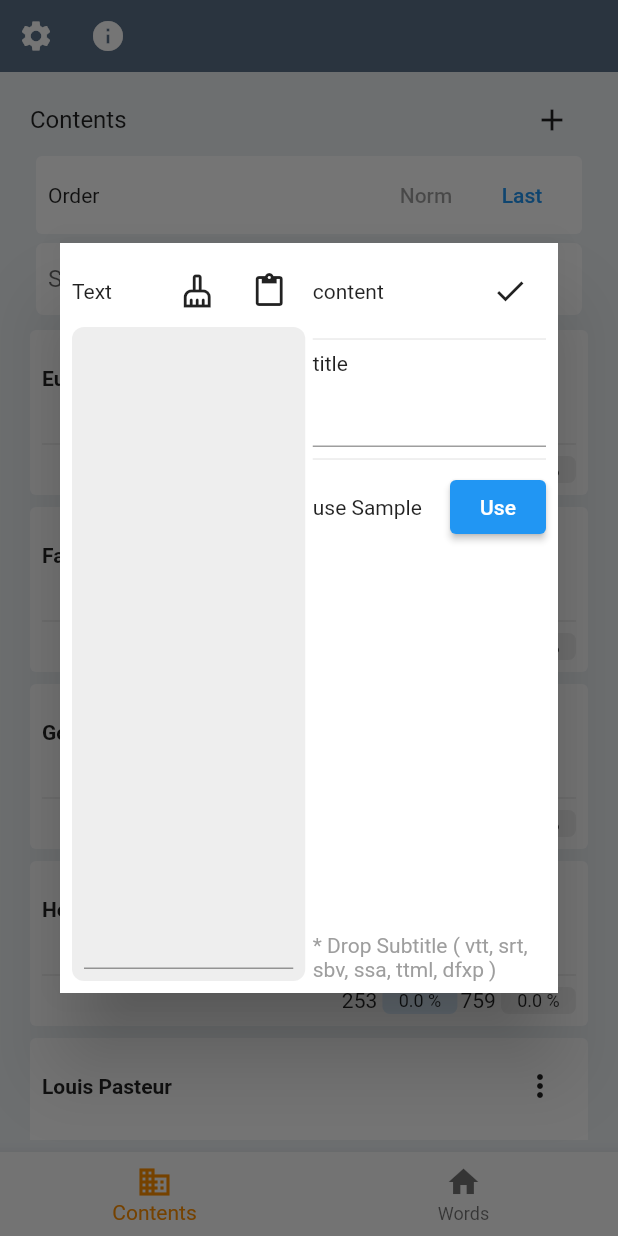
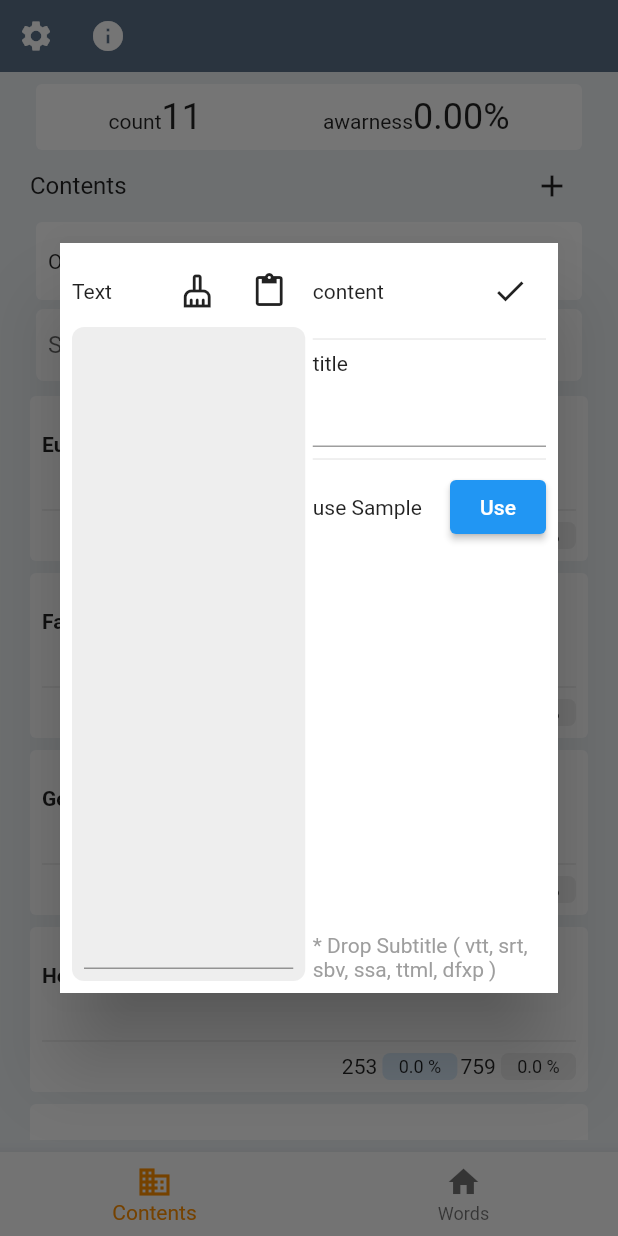
Before and after one commit to hpn33/landlearn, a Flutter app: the screen it shows after launch, after a tap on the "add" icon, on a phone screen of 412 x 824 dp. Run offline on Flutter 3.47's test engine with Material 2 defaults, Android fonts, the phone set to English and light mode, and no system bars; our stand-ins replace flutter_hooks, flutter_riverpod, hive_flutter, hooks_riverpod, moor; missing offline and left inert: desktop_drop, subtitle, translator; accounts and stored records are empty; generated files the repository leaves out were written again; project files that could hold a hidden picture were left out.

Commit message:
[ADD] mobile view: short status

```diff
--- a/lib/logic/model/content_hub.dart
+++ b/lib/logic/model/content_hub.dart
@@ -67,3 +67,15 @@ class ContentHub extends ChangeNotifier {
     notify();
   }
 }
+
+extension ContentHubExtension on ContentHub {
+  double get awarness {
+    final awarness =
+        contentNotifiers.map((e) => e.awarnessPercentOfAllWord).fold<double>(
+                  0.0,
+                  (previousValue, element) => previousValue + element,
+                ) /
+            contentNotifiers.length;
+    return awarness.isNaN ? 0.0 : awarness;
+  }
+}
--- a/lib/logic/model/word_hub.dart
+++ b/lib/logic/model/word_hub.dart
@@ -71,3 +71,14 @@ class WordHub extends ChangeNotifier {
     notify();
   }
 }
+
+extension WordHubExtension on WordHub {
+  double get awarness {
+    final wordCount = wordNotifiers.length;
+    final wordKnowedCount = wordNotifiers.where((e) => e.know).length;
+
+    double awarness = (wordKnowedCount / wordCount * 100);
+
+    return awarness.isNaN ? 0.0 : awarness;
+  }
+}
--- a/lib/logic/util/window_size.dart
+++ b/lib/logic/util/screen_size.dart
@@ -25,3 +25,5 @@ extension SizeUtil on MediaQueryData {
   bool get isMediumScreen => screenSize == ScreenSize.medium;
   bool get isExpandedScreen => screenSize == ScreenSize.expanded;
 }
+
+MediaQueryData screenSize(BuildContext context) => MediaQuery.of(context);
--- a/lib/ui/component/content_status.dart
+++ b/lib/ui/component/content_status.dart
@@ -2,7 +2,6 @@ import 'package:flutter/material.dart';
 import 'package:flutter_hooks/flutter_hooks.dart';
 import 'package:hooks_riverpod/hooks_riverpod.dart';
 import 'package:landlearn/logic/model/content_hub.dart';
-import 'package:landlearn/logic/model/content_notifier.dart';
 import 'package:landlearn/logic/model/word_hub.dart';
 import 'package:landlearn/logic/util/util.dart';
 
@@ -19,15 +18,6 @@ class ContentStatus extends HookConsumerWidget {
 
     final wordHub = ref.read(wordHubProvider);
     useListenable(wordHub);
-
-    double awarness = contentHub.contentNotifiers
-            .map((e) => e.awarnessPercentOfAllWord)
-            .fold<double>(
-              0.0,
-              (previousValue, element) => previousValue + element,
-            ) /
-        contentHub.contentNotifiers.length;
-    awarness = awarness.isNaN ? 0.0 : awarness;
 
     const scale = 100;
     const padding = 25 * scale;
@@ -66,7 +56,7 @@ class ContentStatus extends HookConsumerWidget {
                   ),
                   titer(
                     'Awarness',
-                    awarness.toStringAsFixed(2) + '%',
+                    contentHub.awarness.toStringAsFixed(2) + '%',
                   ),
                 ],
               ),
--- a/lib/ui/component/word_status.dart
+++ b/lib/ui/component/word_status.dart
@@ -17,9 +17,6 @@ class WordStatus extends HookConsumerWidget {
 
     final wordCount = wordHub.wordNotifiers.length;
     final wordKnowedCount = wordHub.wordNotifiers.where((e) => e.know).length;
-
-    double awarness = (wordKnowedCount / wordCount * 100);
-    awarness = awarness.isNaN ? 0.0 : awarness;
 
     const scale = 100;
     const padding = 25 * scale;
@@ -58,7 +55,7 @@ class WordStatus extends HookConsumerWidget {
                   ),
                   titer(
                     'Awarness',
-                    awarness.toStringAsFixed(2) + '%',
+                    wordHub.awarness.toStringAsFixed(2) + '%',
                   ),
                 ],
               ),
--- /dev/null
+++ b/lib/ui/page/home/content_view/content_short_status.dart
@@ -0,0 +1,52 @@
+import 'package:flutter/material.dart';
+import 'package:hooks_riverpod/hooks_riverpod.dart';
+import 'package:landlearn/logic/model/content_hub.dart';
+import 'package:landlearn/logic/util/screen_size.dart';
+
+class ContentShortStatus extends ConsumerWidget {
+  const ContentShortStatus({Key? key}) : super(key: key);
+
+  @override
+  Widget build(BuildContext context, ref) {
+    if (!screenSize(context).isCompactScreen) {
+      return const SizedBox();
+    }
+
+    final contentHub = ref.watch(contentHubProvider);
+
+    return Card(
+      margin: const EdgeInsets.symmetric(horizontal: 16.0),
+      elevation: 0,
+      child: Padding(
+        padding: const EdgeInsets.all(8.0),
+        child: Row(
+          mainAxisAlignment: MainAxisAlignment.spaceAround,
+          children: [
+            Row(
+              textBaseline: TextBaseline.alphabetic,
+              crossAxisAlignment: CrossAxisAlignment.baseline,
+              children: [
+                const Text('count'),
+                Text(
+                  '${contentHub.contentNotifiers.length}',
+                  style: const TextStyle(fontSize: 24),
+                ),
+              ],
+            ),
+            Row(
+              textBaseline: TextBaseline.alphabetic,
+              crossAxisAlignment: CrossAxisAlignment.baseline,
+              children: [
+                const Text('awarness'),
+                Text(
+                  contentHub.awarness.toStringAsFixed(2) + '%',
+                  style: const TextStyle(fontSize: 24),
+                ),
+              ],
+            ),
+          ],
+        ),
+      ),
+    );
+  }
+}
--- a/lib/ui/page/home/content_view/content_view.dart
+++ b/lib/ui/page/home/content_view/content_view.dart
@@ -6,6 +6,7 @@ import 'package:landlearn/logic/model/content_notifier.dart';
 import 'package:landlearn/ui/float/add_content_dialog.dart';
 
 import 'content_item.dart';
+import 'content_short_status.dart';
 
 class ContentView extends StatelessWidget {
   const ContentView({Key? key}) : super(key: key);
@@ -45,6 +46,7 @@ class ContentView extends StatelessWidget {
       padding: const EdgeInsets.all(8.0),
       child: Column(
         children: [
+          const ContentShortStatus(),
           _toolBar(context),
           _order(),
           _search(),
--- a/lib/ui/page/home/home.dart
+++ b/lib/ui/page/home/home.dart
@@ -1,7 +1,7 @@
 import 'package:flutter/material.dart';
 import 'package:flutter_hooks/flutter_hooks.dart';
 import 'package:landlearn/logic/util/util.dart';
-import 'package:landlearn/logic/util/window_size.dart';
+import 'package:landlearn/logic/util/screen_size.dart';
 import 'package:landlearn/ui/component/app_info_panel.dart';
 import 'package:landlearn/ui/page/setting_page/setting_page.dart';
 
--- /dev/null
+++ b/lib/ui/page/home/word_view/word_short_status.dart
@@ -0,0 +1,52 @@
+import 'package:flutter/material.dart';
+import 'package:hooks_riverpod/hooks_riverpod.dart';
+import 'package:landlearn/logic/model/word_hub.dart';
+import 'package:landlearn/logic/util/screen_size.dart';
+
+class WordShortStatus extends ConsumerWidget {
+  const WordShortStatus({Key? key}) : super(key: key);
+
+  @override
+  Widget build(BuildContext context, ref) {
+    if (!screenSize(context).isCompactScreen) {
+      return const SizedBox();
+    }
+
+    final wordHub = ref.watch(wordHubProvider);
+
+    return Card(
+      margin: const EdgeInsets.symmetric(horizontal: 16.0),
+      elevation: 0,
+      child: Padding(
+        padding: const EdgeInsets.all(8.0),
+        child: Row(
+          mainAxisAlignment: MainAxisAlignment.spaceAround,
+          children: [
+            Row(
+              textBaseline: TextBaseline.alphabetic,
+              crossAxisAlignment: CrossAxisAlignment.baseline,
+              children: [
+                const Text('count'),
+                Text(
+                  '${wordHub.wordNotifiers.length}',
+                  style: const TextStyle(fontSize: 24),
+                ),
+              ],
+            ),
+            Row(
+              textBaseline: TextBaseline.alphabetic,
+              crossAxisAlignment: CrossAxisAlignment.baseline,
+              children: [
+                const Text('awarness'),
+                Text(
+                  wordHub.awarness.toStringAsFixed(2) + '%',
+                  style: const TextStyle(fontSize: 24),
+                ),
+              ],
+            ),
+          ],
+        ),
+      ),
+    );
+  }
+}
--- a/lib/ui/page/home/word_view/word_view.dart
+++ b/lib/ui/page/home/word_view/word_view.dart
@@ -5,6 +5,7 @@ import 'package:landlearn/logic/model/word_category_notifier.dart';
 import 'package:landlearn/logic/model/word_hub.dart';
 import 'package:landlearn/logic/model/word_notifier.dart';
 import 'package:landlearn/ui/component/word_section_widget.dart';
+import 'package:landlearn/ui/page/home/word_view/word_short_status.dart';
 
 import '../../../float/add_word_dialog.dart';
 
@@ -75,6 +76,7 @@ class WordView extends StatelessWidget {
       padding: const EdgeInsets.all(8.0),
       child: Column(
         children: [
+          const WordShortStatus(),
           _toolBar(context),
           _order(),
           _search(),
@@ -88,7 +90,7 @@ class WordView extends StatelessWidget {
 
   Widget _toolBar(BuildContext context) {
     return Padding(
-      padding: const EdgeInsets.symmetric(horizontal: 24.0),
+      padding: const EdgeInsets.symmetric(horizontal: 12.0),
       child: Row(
         children: [
           const Text(
```
